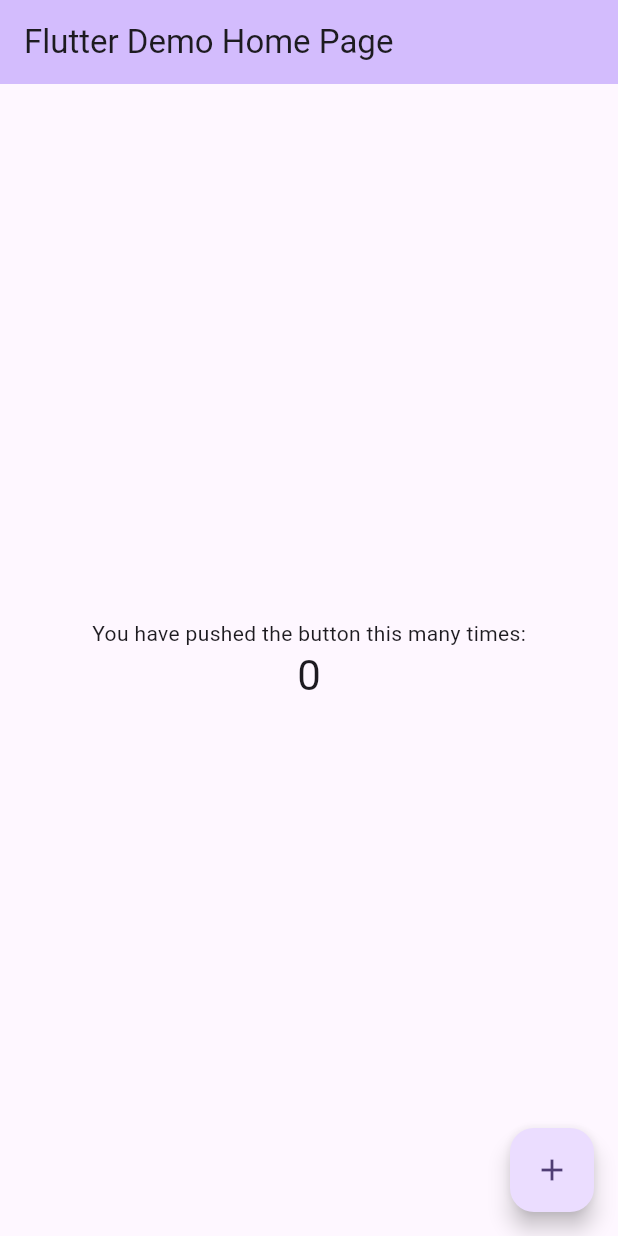
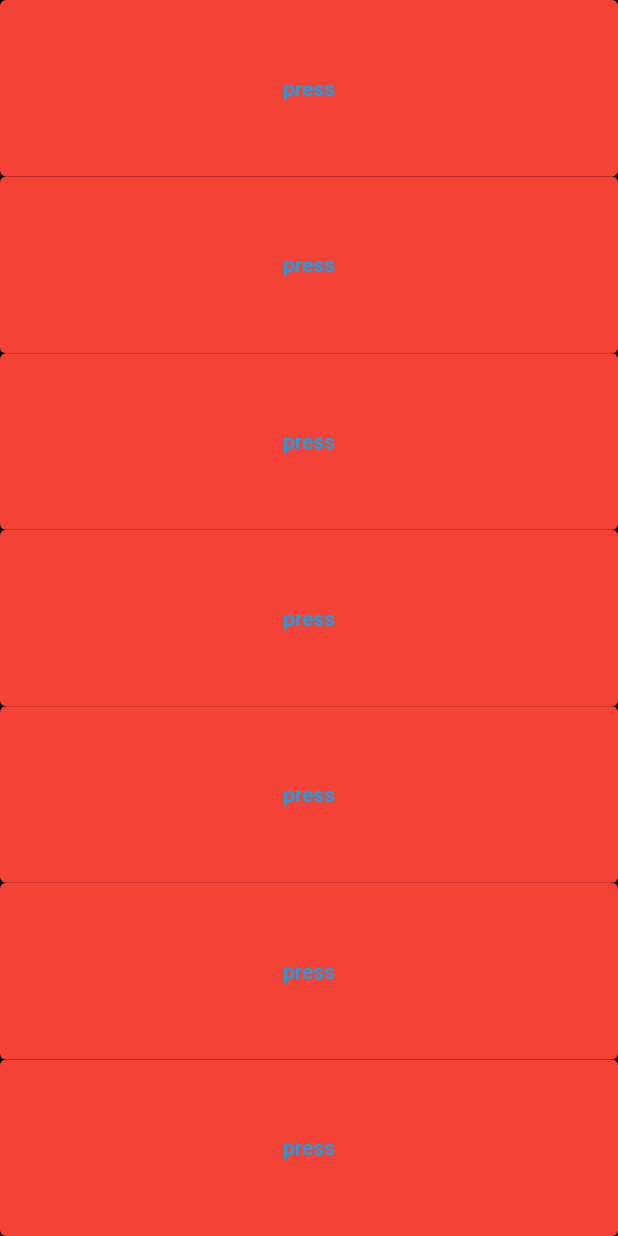
Before and after one commit to Rvkt/xylophone, a Flutter app: the screen it shows after launch, on a phone screen of 412 x 824 dp. Run offline on Flutter 3.47's test engine with Material 2 defaults, Android fonts, the light colour scheme and no system bars; our stand-ins replace audioplayers.

Commit message:
working on Edge

```diff
--- a/lib/main.dart
+++ b/lib/main.dart
@@ -1,125 +1,57 @@
+import 'dart:ui';
+
 import 'package:flutter/material.dart';
+import 'package:audioplayers/audioplayers.dart';
 
-void main() {
-  runApp(const MyApp());
-}
+void main() => runApp(const XylophoneApp());
 
-class MyApp extends StatelessWidget {
-  const MyApp({super.key});
+class XylophoneApp extends StatelessWidget {
+  const XylophoneApp({super.key});
 
-  // This widget is the root of your application.
-  @override
-  Widget build(BuildContext context) {
-    return MaterialApp(
-      title: 'Flutter Demo',
-      theme: ThemeData(
-        // This is the theme of your application.
-        //
-        // TRY THIS: Try running your application with "flutter run". You'll see
-        // the application has a blue toolbar. Then, without quitting the app,
-        // try changing the seedColor in the colorScheme below to Colors.green
-        // and then invoke "hot reload" (save your changes or press the "hot
-        // reload" button in a Flutter-supported IDE, or press "r" if you used
-        // the command line to start the app).
-        //
-        // Notice that the counter didn't reset back to zero; the application
-        // state is not lost during the reload. To reset the state, use hot
-        // restart instead.
-        //
-        // This works for code too, not just values: Most code changes can be
-        // tested with just a hot reload.
-        colorScheme: ColorScheme.fromSeed(seedColor: Colors.deepPurple),
-        useMaterial3: true,
+  // play sound function
+  Future<void> playSound(int soundNumber) async {
+    final player = AudioPlayer();
+    await player.play(UrlSource('assets/note$soundNumber.wav'));
+  }
+
+  Expanded buildkey({required Color color, required int soundNumber}) {
+    return Expanded(
+      child: TextButton(
+        style: ButtonStyle(backgroundColor: MaterialStateProperty.all(Colors.red)),
+        onPressed: () {
+          playSound(soundNumber);
+        },
+        child: const Text(
+          "press",
+          style: TextStyle(
+            color: Colors.lightBlue,
+          ),
+        )
       ),
-      home: const MyHomePage(title: 'Flutter Demo Home Page'),
     );
-  }
-}
-
-class MyHomePage extends StatefulWidget {
-  const MyHomePage({super.key, required this.title});
-
-  // This widget is the home page of your application. It is stateful, meaning
-  // that it has a State object (defined below) that contains fields that affect
-  // how it looks.
-
-  // This class is the configuration for the state. It holds the values (in this
-  // case the title) provided by the parent (in this case the App widget) and
-  // used by the build method of the State. Fields in a Widget subclass are
-  // always marked "final".
-
-  final String title;
-
-  @override
-  State<MyHomePage> createState() => _MyHomePageState();
-}
-
-class _MyHomePageState extends State<MyHomePage> {
-  int _counter = 0;
-
-  void _incrementCounter() {
-    setState(() {
-      // This call to setState tells the Flutter framework that something has
-      // changed in this State, which causes it to rerun the build method below
-      // so that the display can reflect the updated values. If we changed
-      // _counter without calling setState(), then the build method would not be
-      // called again, and so nothing would appear to happen.
-      _counter++;
-    });
   }
 
   @override
   Widget build(BuildContext context) {
-    // This method is rerun every time setState is called, for instance as done
-    // by the _incrementCounter method above.
-    //
-    // The Flutter framework has been optimized to make rerunning build methods
-    // fast, so that you can just rebuild anything that needs updating rather
-    // than having to individually change instances of widgets.
-    return Scaffold(
-      appBar: AppBar(
-        // TRY THIS: Try changing the color here to a specific color (to
-        // Colors.amber, perhaps?) and trigger a hot reload to see the AppBar
-        // change color while the other colors stay the same.
-        backgroundColor: Theme.of(context).colorScheme.inversePrimary,
-        // Here we take the value from the MyHomePage object that was created by
-        // the App.build method, and use it to set our appbar title.
-        title: Text(widget.title),
-      ),
-      body: Center(
-        // Center is a layout widget. It takes a single child and positions it
-        // in the middle of the parent.
-        child: Column(
-          // Column is also a layout widget. It takes a list of children and
-          // arranges them vertically. By default, it sizes itself to fit its
-          // children horizontally, and tries to be as tall as its parent.
-          //
-          // Column has various properties to control how it sizes itself and
-          // how it positions its children. Here we use mainAxisAlignment to
-          // center the children vertically; the main axis here is the vertical
-          // axis because Columns are vertical (the cross axis would be
-          // horizontal).
-          //
-          // TRY THIS: Invoke "debug painting" (choose the "Toggle Debug Paint"
-          // action in the IDE, or press "p" in the console), to see the
-          // wireframe for each widget.
-          mainAxisAlignment: MainAxisAlignment.center,
-          children: <Widget>[
-            const Text(
-              'You have pushed the button this many times:',
-            ),
-            Text(
-              '$_counter',
-              style: Theme.of(context).textTheme.headlineMedium,
-            ),
-          ],
+    // TODO: implement build
+    return MaterialApp(
+      home: Scaffold(
+        backgroundColor: Colors.black,
+        body: SafeArea(
+          child: Column(
+            crossAxisAlignment: CrossAxisAlignment.stretch,
+            children: [
+              buildkey(color: Colors.red, soundNumber: 1),
+              buildkey(color: Colors.orange, soundNumber: 2),
+              buildkey(color: Colors.yellow, soundNumber: 3),
+              buildkey(color: Colors.green, soundNumber: 4),
+              buildkey(color: Colors.teal, soundNumber: 5),
+              buildkey(color: Colors.blue, soundNumber: 6),
+              buildkey(color: Colors.purple, soundNumber: 7),
+            ],
+          ),
         ),
       ),
-      floatingActionButton: FloatingActionButton(
-        onPressed: _incrementCounter,
-        tooltip: 'Increment',
-        child: const Icon(Icons.add),
-      ), // This trailing comma makes auto-formatting nicer for build methods.
     );
   }
 }
--- a/pubspec.yaml
+++ b/pubspec.yaml
@@ -35,6 +35,7 @@ dependencies:
   # The following adds the Cupertino Icons font to your application.
   # Use with the CupertinoIcons class for iOS style icons.
   cupertino_icons: ^1.0.2
+  audioplayers: ^5.1.0
 
 dev_dependencies:
   flutter_test:
@@ -59,9 +60,8 @@ flutter:
   uses-material-design: true
 
   # To add assets to your application, add an assets section, like this:
-  # assets:
-  #   - images/a_dot_burr.jpeg
-  #   - images/a_dot_ham.jpeg
+  assets:
+     - assets/
 
   # An image asset can refer to one or more resolution-specific "variants", see
   # https://flutter.dev/assets-and-images/#resolution-aware
```
Also changed, not shown: pubspec.lock, 16 other files.
